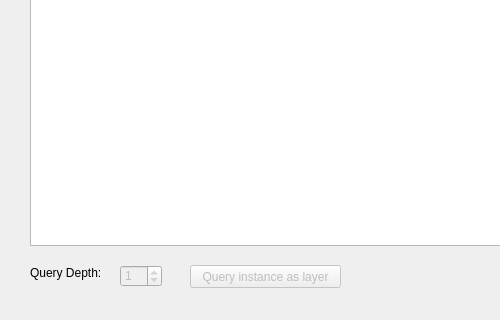
Above: dialogs/ui/instancedatadialog.ui from sparqlunicorn/sparqlunicornGoesGIS before the change; both pictures show x 0 to 500 and y 145 to 465 of the 977 by 465 pixel window. Below: the same form after it.
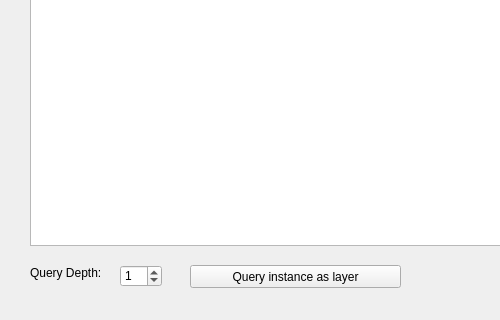
That is the form after the change.

```diff
--- a/dialogs/ui/instancedatadialog.ui
+++ b/dialogs/ui/instancedatadialog.ui
@@ -151,7 +151,7 @@
   </widget>
   <widget class="QSpinBox" name="graphQueryDepthBox">
    <property name="enabled">
-    <bool>false</bool>
+    <bool>true</bool>
    </property>
    <property name="geometry">
     <rect>
@@ -167,13 +167,13 @@
   </widget>
   <widget class="QPushButton" name="queryInstanceLayerButton">
    <property name="enabled">
-    <bool>false</bool>
+    <bool>true</bool>
    </property>
    <property name="geometry">
     <rect>
      <x>190</x>
      <y>410</y>
-     <width>151</width>
+     <width>211</width>
      <height>23</height>
     </rect>
    </property>
```
